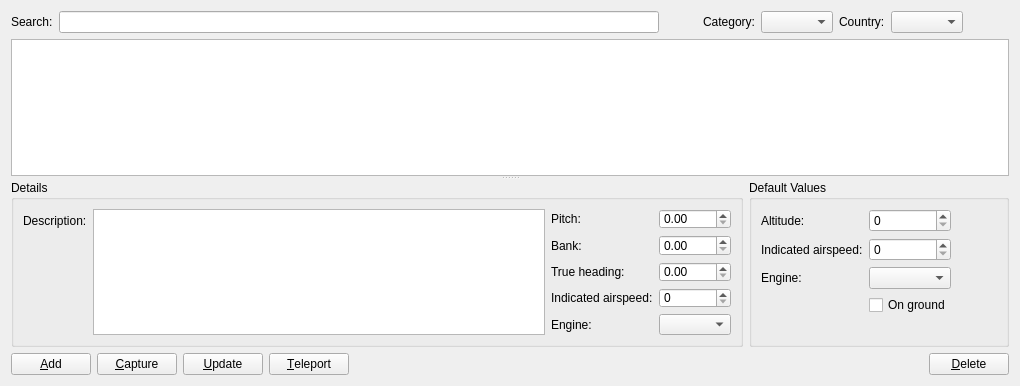
The window that src/Plugins/Module/Location/src/LocationWidget.ui (till213/SkyDolly) describes before a commit, drawn with Qt 5.
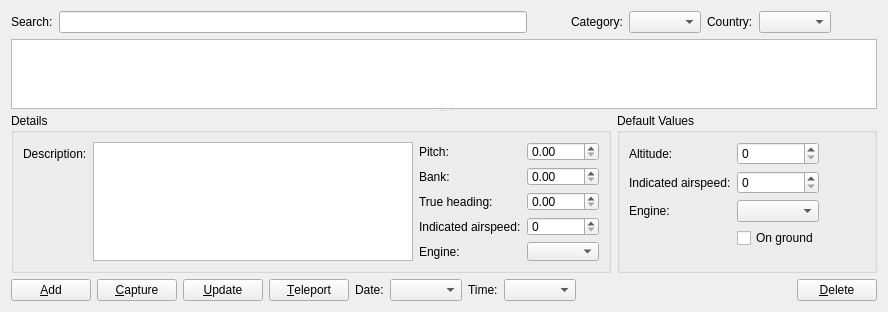
The same window after the commit. Icons and pictures are not drawn. Custom widgets are drawn as their Qt base class.

Commit message:
Set date and time when teleporting to location
- Morning, noon, afternoon, ..., midnight, sunrise, sunset (all local
simulation times)

The edit to the form file:
```diff
--- a/src/Plugins/Module/Location/src/LocationWidget.ui
+++ b/src/Plugins/Module/Location/src/LocationWidget.ui
@@ -6,8 +6,8 @@
    <rect>
     <x>0</x>
     <y>0</y>
-    <width>1020</width>
-    <height>386</height>
+    <width>872</width>
+    <height>311</height>
    </rect>
   </property>
   <property name="windowTitle">
@@ -346,6 +346,26 @@
        </property>
       </widget>
      </item>
+     <item>
+      <widget class="QLabel" name="label_13">
+       <property name="text">
+        <string>Date:</string>
+       </property>
+      </widget>
+     </item>
+     <item>
+      <widget class="QComboBox" name="dateComboBox"/>
+     </item>
+     <item>
+      <widget class="QLabel" name="label_14">
+       <property name="text">
+        <string>Time:</string>
+       </property>
+      </widget>
+     </item>
+     <item>
+      <widget class="QComboBox" name="timeComboBox"/>
+     </item>
      <item>
       <spacer name="horizontalSpacer">
        <property name="orientation">
```
Left out of the diff: 8 changed lines with no effect on the pictures. The commit also changes 7 other files.
